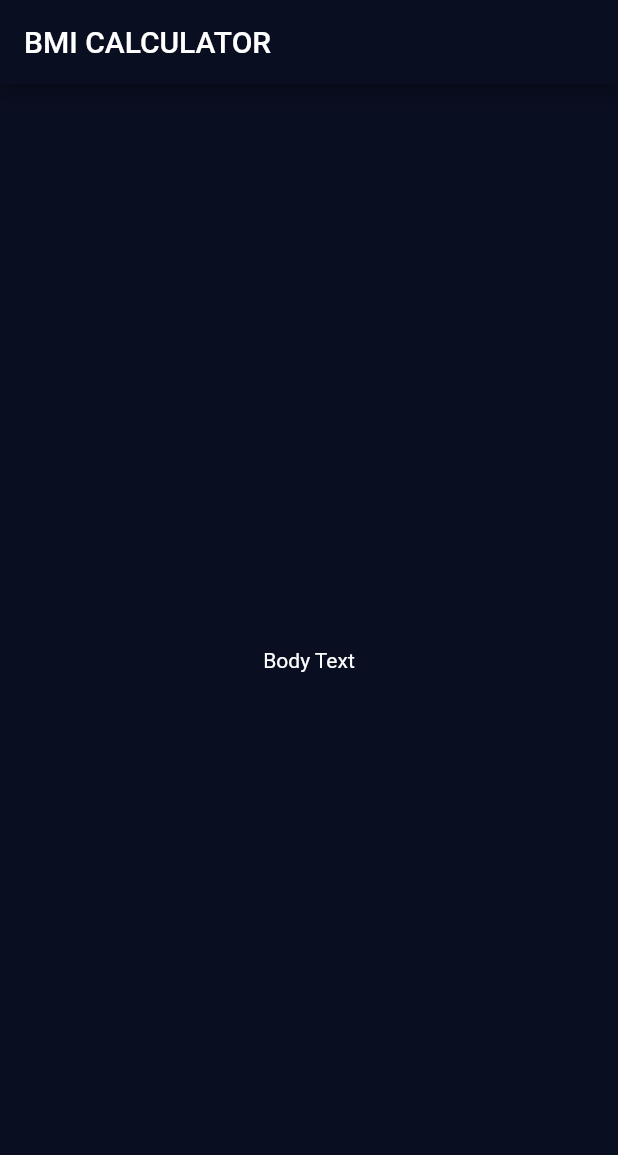
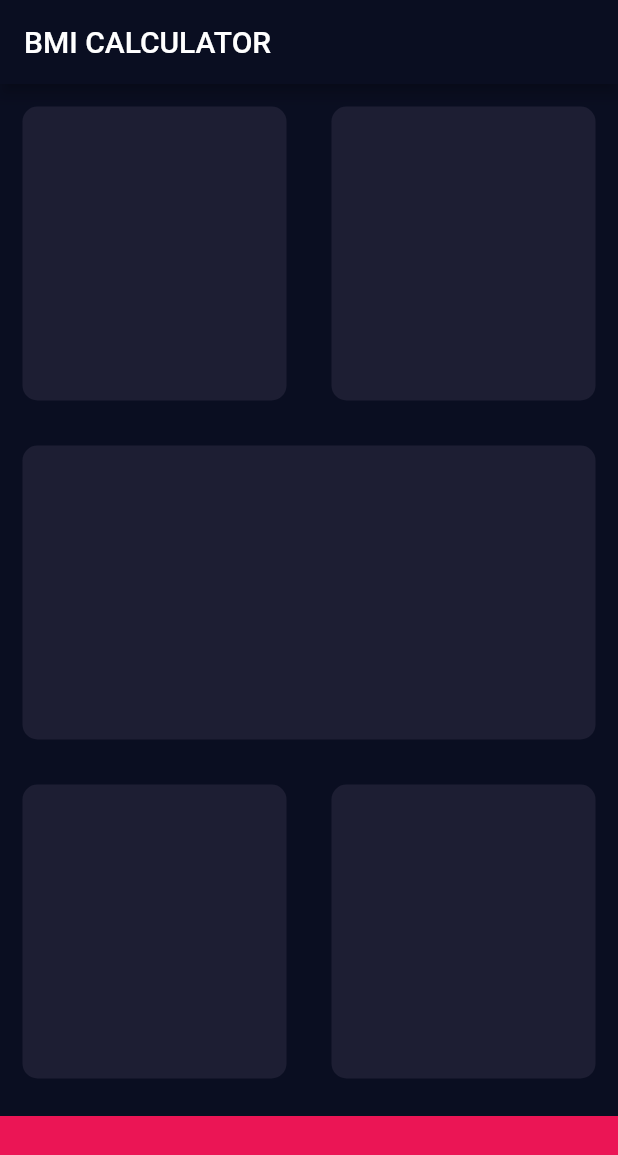
Before and after one commit to aryailham/Flutter-Udemy, a Flutter app: the screen it shows after launch, on a phone screen of 412 x 824 dp. Shown: the top 1155 px of the screen. Run offline on Flutter 3.47's test engine with Material 2 defaults, Android fonts, the light colour scheme and no system bars; our stand-ins replace audioplayers.

Commit message:
completed course 124

```diff
--- a/bmi-calculator-flutter-master/lib/input_page.dart
+++ b/bmi-calculator-flutter-master/lib/input_page.dart
@@ -1,4 +1,9 @@
 import 'package:flutter/material.dart';
+import 'reusable_card.dart';
+
+const bottomContainerHeight = 80.0;
+const bottomContainerColor = Color(0xFFEB1555);
+const activeCardColor = Color(0xFF1D1E33);
 
 class InputPage extends StatefulWidget {
   @override
@@ -12,8 +17,34 @@ class _InputPageState extends State<InputPage> {
       appBar: AppBar(
         title: Text('BMI CALCULATOR'),
       ),
-      body: Center(
-        child: Text('Body Text'),
+      body: Column(
+        children: [
+          Expanded(
+            flex: 1,
+            child: Row(
+              children: [
+                ReusableCard(),
+                ReusableCard()
+              ],
+            )
+          ),
+          ReusableCard(),
+          Expanded(
+            flex: 1,
+            child: Row(
+              children: [
+                ReusableCard(),
+                ReusableCard()
+              ],
+            )
+          ),
+          Container(
+            color: bottomContainerColor,
+            margin: EdgeInsets.only(top: 10),
+            width: double.infinity,
+            height: bottomContainerHeight,
+          )
+        ],
       ),
     );
   }
--- /dev/null
+++ b/bmi-calculator-flutter-master/lib/reusable_card.dart
@@ -0,0 +1,23 @@
+import 'package:flutter/material.dart';
+
+class ReusableCard extends StatelessWidget {
+  ReusableCard({ this.color = const Color(0xFF1D1E33)});
+
+  final Color color;
+
+  @override
+  Widget build(BuildContext context) {
+    return Expanded(
+        flex: 1,
+        child: Container(
+          width: double.maxFinite,
+          height: double.maxFinite,
+          margin: EdgeInsets.all(15),
+          decoration: BoxDecoration(
+              color: this.color,
+              borderRadius: BorderRadius.circular(10.0)
+          ),
+        )
+    );
+  }
+}
```
